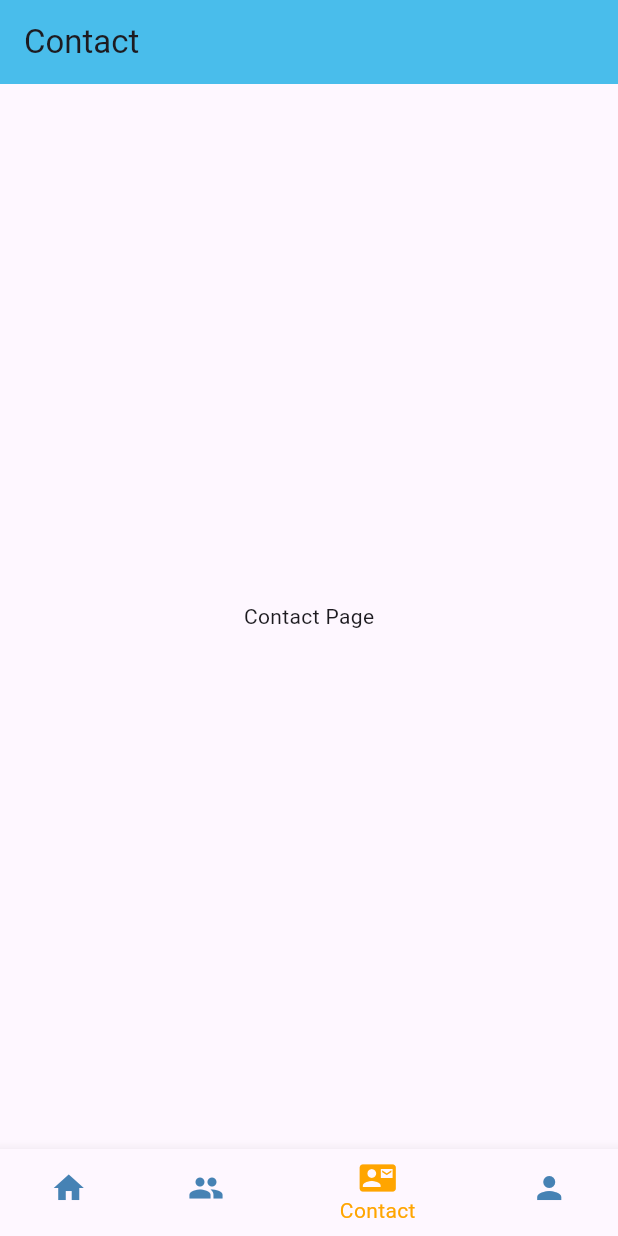
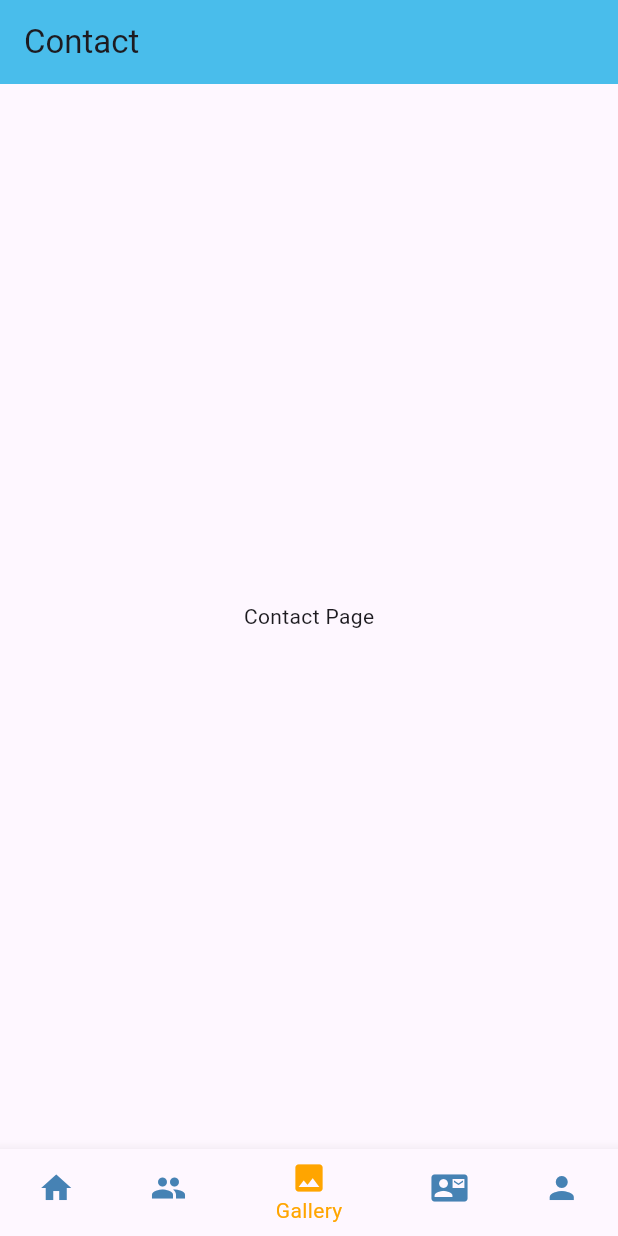
Before and after one commit to Pankaj-EC/Parivar-Flutter-App, a Flutter app: the screen it shows after launch, item 3 of the bottom bar chosen, on a phone screen of 412 x 824 dp. Run offline on Flutter 3.47's test engine with Material 3 defaults, Android fonts, the phone set to English and light mode, and no system bars.

```diff
--- /dev/null
+++ b/lib/gallery_page.dart
@@ -0,0 +1,17 @@
+import 'package:flutter/material.dart';
+
+class GalleryPage extends StatelessWidget {
+  const GalleryPage({Key? key}) : super(key: key);
+
+  @override
+  Widget build(BuildContext context) {
+    return Scaffold(
+      appBar: AppBar(
+        title: const Text('Contact'),
+      ),
+      body: const Center(
+        child: Text('Contact Page'),
+      ),
+    );
+  }
+}
--- a/lib/main.dart
+++ b/lib/main.dart
@@ -3,6 +3,7 @@ import 'home_page.dart';
 import 'team_page.dart';
 import 'contact_page.dart';
 import 'profile_page.dart';
+import 'gallery_page.dart';
 import 'colors.dart'; // Import the colors
 
 void main() {
@@ -21,8 +22,9 @@ class _MyAppState extends State<MyApp> {
 
   static const List<Widget> _pages = <Widget>[
     HomePage(),
+    ContactPage(),
+    GalleryPage(),
     TeamPage(),
-    ContactPage(),
     ProfilePage(),
   ];
 
@@ -52,11 +54,15 @@ class _MyAppState extends State<MyApp> {
             ),
             BottomNavigationBarItem(
               icon: Icon(Icons.group),
-              label: 'Team',
+              label: 'Contact',
+            ),
+            BottomNavigationBarItem(
+              icon: Icon(Icons.image),
+              label: 'Gallery',
             ),
             BottomNavigationBarItem(
               icon: Icon(Icons.contact_mail),
-              label: 'Contact',
+              label: 'Team',
             ),
             BottomNavigationBarItem(
               icon: Icon(Icons.person),
```
Also changed, not shown: pubspec.yaml (+7 -66 lines), assets/icons/app_icon.png (added), pubspec.lock, 23 other files.
